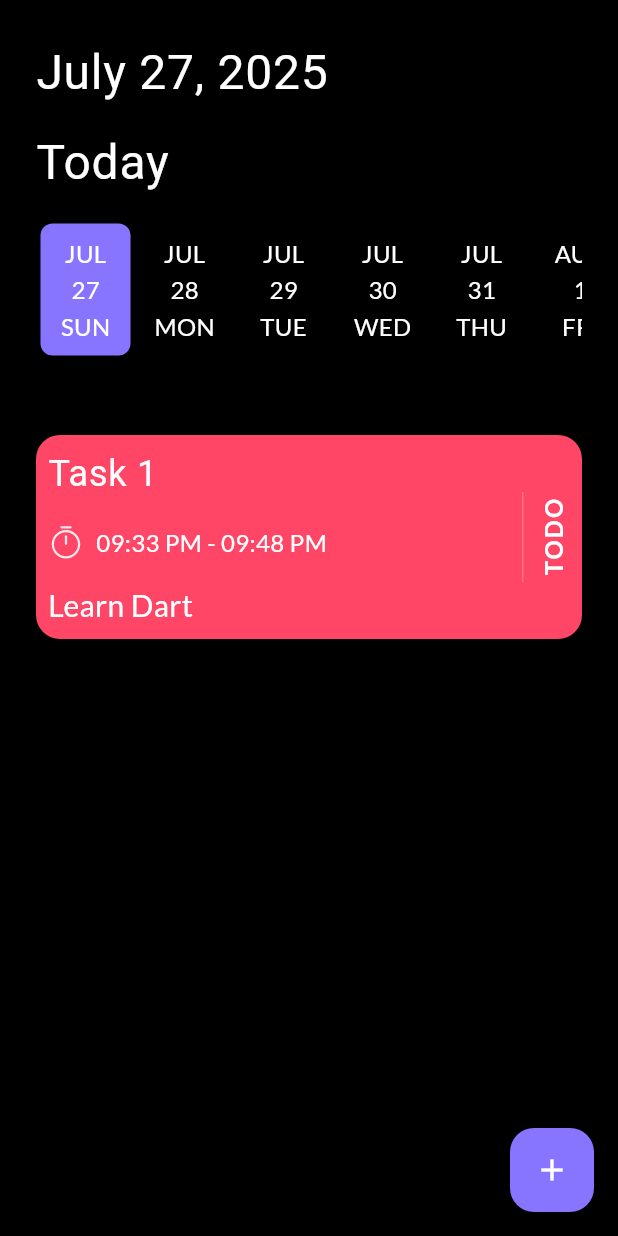
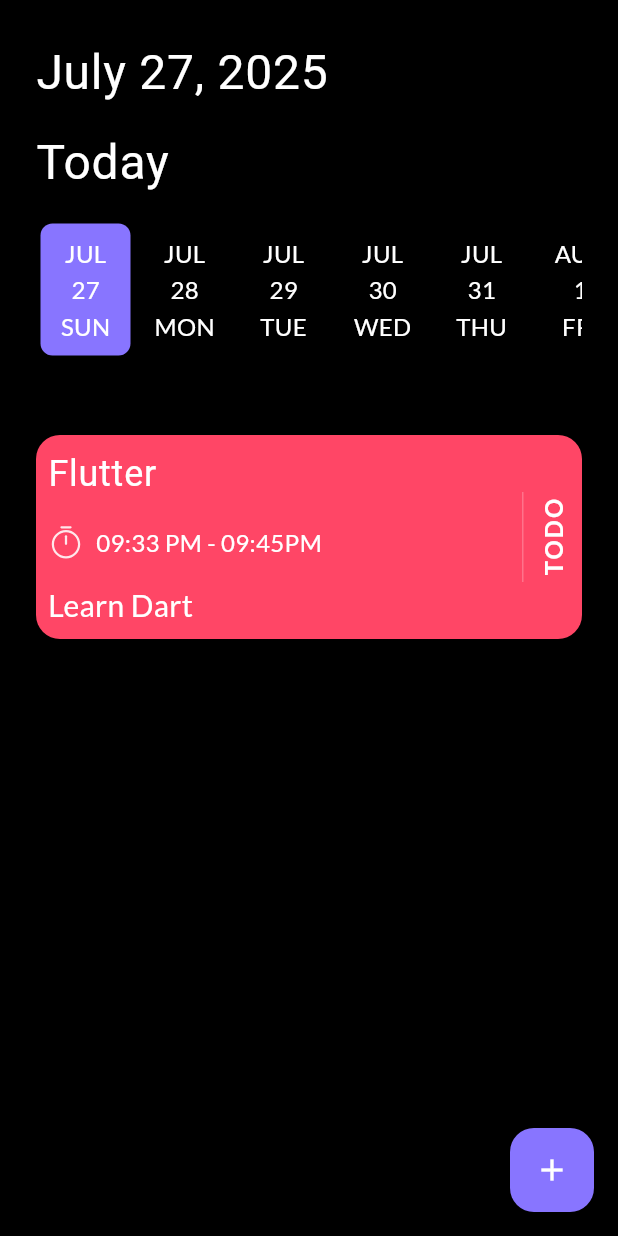
Before and after one commit to Tala-foqha/to_do_app, a Flutter app: the HomeView screen opened by its route, on a phone screen of 412 x 824 dp. Run offline on Flutter 3.47's test engine with Material 3 defaults, Android fonts, the phone set to English and light mode, and no system bars; drawn by our look-alikes of date_picker_timeline; our stand-ins replace bloc, flutter_bloc, flutter_screenutil, flutter_svg, get_it, google_fonts and 2 more; accounts and stored records are empty.

Commit message:
task model done

```diff
--- /dev/null
+++ b/lib/features/task/data/model/task_model.dart
@@ -0,0 +1,32 @@
+// features/task/data/model/task_model.dart
+class TaskModel {
+  final String id;
+  final String title;
+  final String note;
+  final String startTime;
+  final String endTime;
+  final bool isCompleted;
+  final int color;
+
+  TaskModel({required this.id,required this.color, required this.title, required this.note, required this.startTime, required this.endTime, required this.isCompleted});
+
+  static List<TaskModel>tasksList=[
+    TaskModel(id: '1',
+    title: 'Flutter',
+     note: 'Learn Dart',
+      startTime: '09:33',
+      color: 2,
+      endTime: '09:45',
+       isCompleted: false),
+
+        TaskModel(id: '2',
+    title: 'Flutter 4',
+     note: 'Learn Java',
+      startTime: '09:33',
+      color: 3,
+      endTime: '09:45',
+       isCompleted: false)
+
+  ];
+
+}
--- a/lib/features/task/presentation/views/home/bottom_sheet.dart
+++ b/lib/features/task/presentation/views/home/bottom_sheet.dart
@@ -4,6 +4,7 @@ import 'package:flutter/material.dart';
 import 'package:to_do_app/core/utils/app_colors%20(1).dart';
 import 'package:to_do_app/core/utils/app_strings.dart';
 import 'package:to_do_app/core/widgets/custom_button.dart';
+import 'package:to_do_app/features/task/data/model/task_model.dart';
 import 'package:to_do_app/features/task/presentation/views/home/task_component.dart';
 
 class BottomSheetWidget extends StatelessWidget {
@@ -44,6 +45,6 @@ class BottomSheetWidget extends StatelessWidget {
          );
         },);
       },
-      child: TaskComponent());
+      child: TaskComponent(taskModel: TaskModel.tasksList[0],));
   }
 }
--- a/lib/features/task/presentation/views/home/task_component.dart
+++ b/lib/features/task/presentation/views/home/task_component.dart
@@ -2,12 +2,16 @@
 import 'package:flutter/material.dart';
 import 'package:flutter_svg/svg.dart';
 import 'package:to_do_app/core/utils/app_colors%20(1).dart';
+import 'package:to_do_app/core/utils/app_strings.dart';
 import 'package:to_do_app/core/utils/app_styles.dart';
+import 'package:to_do_app/features/task/data/model/task_model.dart';
 
 class TaskComponent extends StatelessWidget {
   const TaskComponent({
-    super.key,
+    super.key, required this.taskModel,
   });
+
+  final TaskModel taskModel;
 
   @override
   Widget build(BuildContext context) {
@@ -32,7 +36,7 @@ class TaskComponent extends StatelessWidget {
                 mainAxisAlignment: MainAxisAlignment.spaceBetween,
                 children: [
     Text(
-      'Task 1',
+      taskModel.title,
       style: Theme.of(context).textTheme.bodyLarge!.copyWith(
             color: Colors.white,
             fontSize: 24,
@@ -44,7 +48,7 @@ class TaskComponent extends StatelessWidget {
         SvgPicture.asset('assets/images/timer.svg'),
          const SizedBox(width: 8),
         Text(
-          '09:33 PM - 09:48 PM',
+          '${taskModel.startTime} PM - ${taskModel.endTime}PM',
           style: AppStyles.latoRegular16.copyWith(
             color: Colors.white,
           ),
@@ -52,7 +56,7 @@ class TaskComponent extends StatelessWidget {
       ],
     ),
     Text(
-      'Learn Dart',
+      taskModel.note,
       style: AppStyles.latoRegular16.copyWith(
         color: Colors.white,
         fontSize: 20,
@@ -73,7 +77,7 @@ class TaskComponent extends StatelessWidget {
           RotatedBox(
             quarterTurns: 3, // لعرض النص عموديًا من الأسفل للأعلى
             child: Text(
-              'TODO',
+           taskModel.isCompleted? AppStrings.completed:AppStrings.toDo,
               style: AppStyles.latoRegular16.copyWith(
                 color: Colors.white,
                 fontWeight: FontWeight.bold,
--- a/lib/main.dart
+++ b/lib/main.dart
@@ -7,6 +7,7 @@ import 'package:to_do_app/core/helper_functions/theme.dart';
 import 'package:to_do_app/core/services/services_locator.dart';
 import 'package:to_do_app/features/auth/presentation/screen/splash/presentation/views/splash_view.dart';
 import 'package:to_do_app/features/task/presentation/views/add_task/add_task_view.dart';
+import 'package:to_do_app/features/task/presentation/views/home/home_view.dart';
 
 void main()async {
   WidgetsFlutterBinding.ensureInitialized();
@@ -32,7 +33,7 @@ designSize:Size(375, 812) ,
         theme:getAppTheme(),
         darkTheme: getAppDarkTheme(),
         themeMode: ThemeMode.dark,
-        initialRoute: AddTaskView.routeNmae,
+        initialRoute: HomeView.routeName,
       );
       },
     );
```
